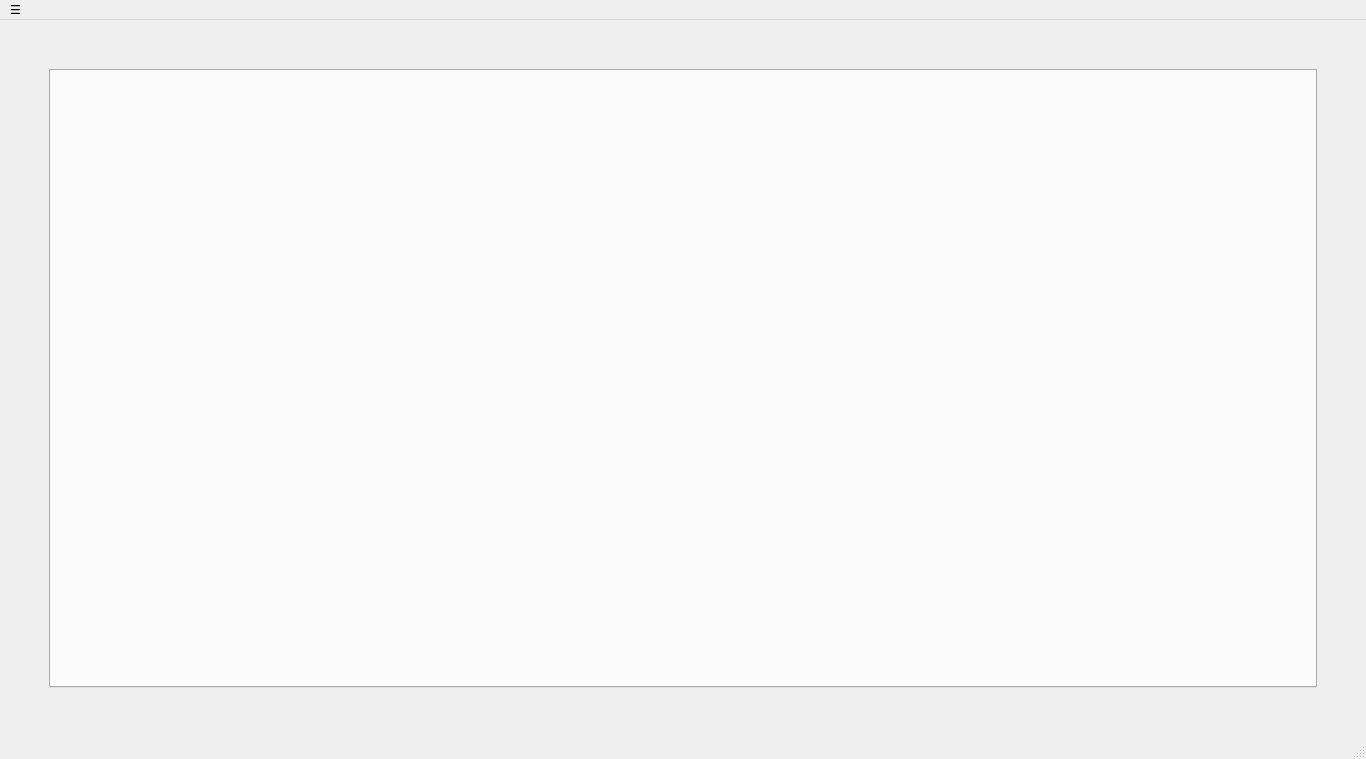
The window that ui/tender_application/tender_application.ui (AliTavakoliNiya/GriinPower) describes before a commit, drawn with Qt 5.
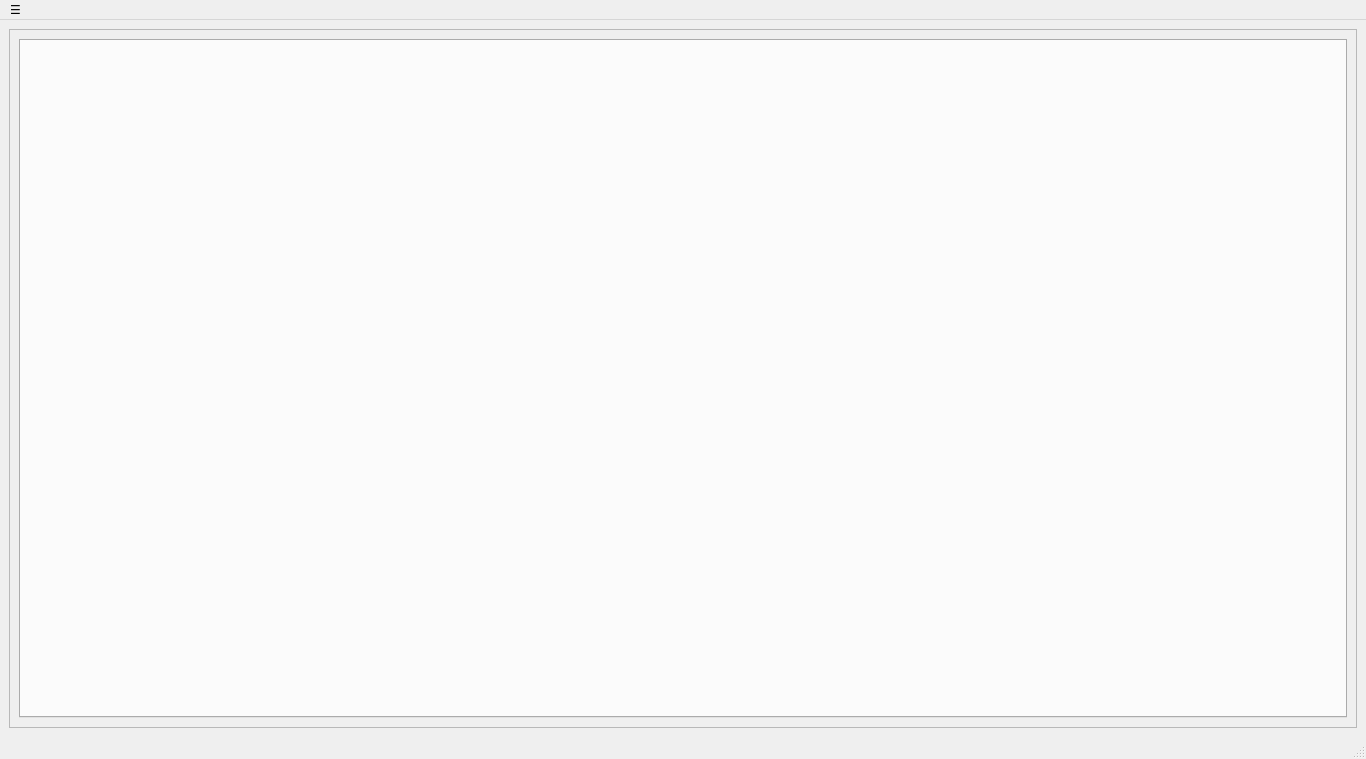
The same window after the commit.

```diff
--- a/ui/tender_application/tender_application.ui
+++ b/ui/tender_application/tender_application.ui
@@ -19,56 +19,24 @@
   <widget class="QWidget" name="centralwidget">
    <layout class="QGridLayout" name="gridLayout">
     <item row="3" column="0">
-     <layout class="QGridLayout" name="gridLayout_2">
-      <item row="2" column="1">
-       <spacer name="verticalSpacer_2">
-        <property name="orientation">
-         <enum>Qt::Vertical</enum>
-        </property>
-        <property name="sizeType">
-         <enum>QSizePolicy::Minimum</enum>
-        </property>
-        <property name="sizeHint" stdset="0">
-         <size>
-          <width>20</width>
-          <height>40</height>
-         </size>
-        </property>
-       </spacer>
-      </item>
-      <item row="1" column="0">
-       <spacer name="horizontalSpacer">
-        <property name="orientation">
-         <enum>Qt::Horizontal</enum>
-        </property>
-        <property name="sizeType">
-         <enum>QSizePolicy::Minimum</enum>
-        </property>
-        <property name="sizeHint" stdset="0">
-         <size>
-          <width>40</width>
-          <height>20</height>
-         </size>
-        </property>
-       </spacer>
-      </item>
-      <item row="0" column="1">
-       <spacer name="verticalSpacer">
-        <property name="orientation">
-         <enum>Qt::Vertical</enum>
-        </property>
-        <property name="sizeType">
-         <enum>QSizePolicy::Minimum</enum>
-        </property>
-        <property name="sizeHint" stdset="0">
-         <size>
-          <width>20</width>
-          <height>40</height>
-         </size>
-        </property>
-       </spacer>
-      </item>
-      <item row="1" column="1">
+     <layout class="QGridLayout" name="gridLayout_2"/>
+    </item>
+    <item row="0" column="0">
+     <widget class="QScrollArea" name="scrollArea">
+      <property name="widgetResizable">
+       <bool>true</bool>
+      </property>
+      <widget class="QWidget" name="scrollAreaWidgetContents">
+       <property name="geometry">
+        <rect>
+         <x>0</x>
+         <y>0</y>
+         <width>1346</width>
+         <height>690</height>
+        </rect>
+       </property>
+       <layout class="QGridLayout" name="gridLayout_3">
+        <item row="0" column="0">
        <widget class="QTabWidget" name="tabWidget">
         <property name="styleSheet">
          <string notr="true"/>
@@ -99,23 +67,9 @@
         </property>
        </widget>
       </item>
-      <item row="1" column="2">
-       <spacer name="horizontalSpacer_3">
-        <property name="orientation">
-         <enum>Qt::Horizontal</enum>
-        </property>
-        <property name="sizeType">
-         <enum>QSizePolicy::Minimum</enum>
-        </property>
-        <property name="sizeHint" stdset="0">
-         <size>
-          <width>40</width>
-          <height>20</height>
-         </size>
-        </property>
-       </spacer>
-      </item>
-     </layout>
+       </layout>
+      </widget>
+     </widget>
     </item>
    </layout>
   </widget>
```
Lines whose indentation alone changed are shown as unchanged.
